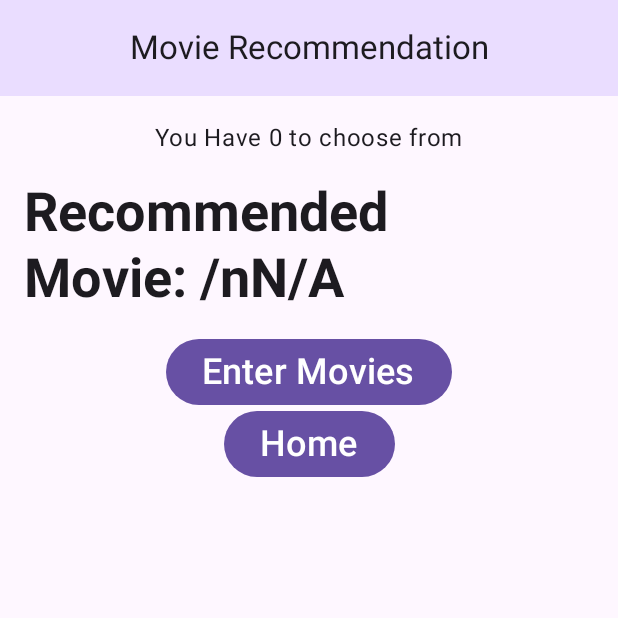
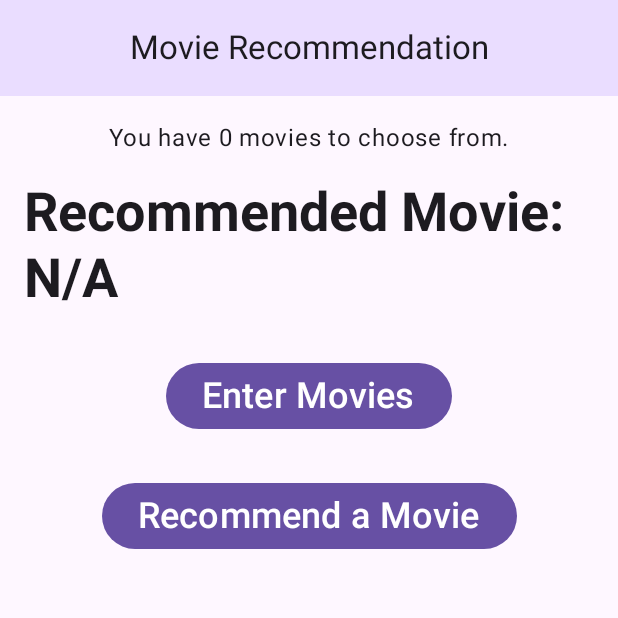
Before and after one commit to ng1417/MovieTracker, an Android app built with Jetpack Compose: the EnterMovieScreen screen opened through its navigation route, after a tap on "Recommend a Movie", on a phone screen of 412 x 824 dp, the top half of it. Run offline under Robolectric (Android 15) with nearby library versions, the phone set to English and light mode, and no system bars; 2 other taps on this screen came first.

Commit message:
working version

```diff
--- a/app/src/main/java/com/cs211d/movietracker/MovieApp.kt
+++ b/app/src/main/java/com/cs211d/movietracker/MovieApp.kt
@@ -12,7 +12,6 @@ import androidx.compose.runtime.Composable
 import androidx.compose.runtime.collectAsState
 import androidx.compose.runtime.getValue
 import androidx.compose.ui.Modifier
-import androidx.compose.ui.res.dimensionResource
 import androidx.lifecycle.viewmodel.compose.viewModel
 import androidx.navigation.NavHostController
 import androidx.navigation.compose.NavHost
@@ -66,8 +65,6 @@ fun MovieApp(
             // add to or modify this existing composable as needed
             composable(route = MovieAppScreen.Home.name) {
                 HomeScreen(
-                    viewModel = viewModel,
-                    navController = navController,
                     onEnterMovieClick = {navController.navigate(MovieAppScreen.EnterMovie.name)},
                     onRecommendationMovieClick = {navController.navigate(MovieAppScreen.RecommendMovie.name)},
                 )
@@ -78,7 +75,7 @@ fun MovieApp(
                     movieViewModel = viewModel,
                     onClickHome = { navController.navigate(MovieAppScreen.Home.name) },
                     onClickRecommend = { navController.navigate(MovieAppScreen.RecommendMovie.name) },
-                    onMovieInputChange = { viewModel.addMovieToList() },
+                    onMovieInputChange = { viewModel.updateMovie(it) },
                     onAddMovie = { viewModel.addMovieToList() },
                 )
             }
@@ -86,6 +83,8 @@ fun MovieApp(
             composable(route = MovieAppScreen.RecommendMovie.name) {
                 MovieRecommendation(
                     uiState = uiState,
+                    onEnterMovieClick = {navController.navigate(MovieAppScreen.EnterMovie.name)},
+                    onRecommendationMovieClick = { viewModel.recommendMovie()}
                 )
             }
         }
--- a/app/src/main/java/com/cs211d/movietracker/ui/HomeScreen.kt
+++ b/app/src/main/java/com/cs211d/movietracker/ui/HomeScreen.kt
@@ -24,12 +24,9 @@ import com.cs211d.movietracker.ui.components.NavigationButton
 
 @Composable
 fun HomeScreen(
-    viewModel: MovieViewModel,
-    navController: NavController,
     onEnterMovieClick : () -> Unit = {},
     onRecommendationMovieClick : () -> Unit = {},
 ) {
-    val uiState by viewModel.uiState.collectAsState()
 
     Column(
         modifier = Modifier
@@ -55,14 +52,10 @@ fun HomeScreen(
 
         /*** CREATE A BUTTON TO GO TO THE EnterMovieScreen  ***/
         // add parameters to the HomeScreen composable as needed
-
-//               navController.navigate(MovieAppScreen.EnterMovie.name)
         NavigationButton(stringResource(R.string.enter_movies_button_text), onEnterMovieClick)
-
 
         /*** CREATE A BUTTON TO GO TO THE RecommendMovieScreen  ***/
         // add parameters to the HomeScreen composable as needed
-//               navController.navigate(MovieAppScreen.RecommendMovie.name)
         NavigationButton(stringResource(R.string.movie_recommendation_button_text), onRecommendationMovieClick)
     }
 }
--- a/app/src/main/java/com/cs211d/movietracker/ui/RecommendMovieScreen.kt
+++ b/app/src/main/java/com/cs211d/movietracker/ui/RecommendMovieScreen.kt
@@ -20,12 +20,15 @@ import androidx.compose.ui.unit.dp
 import androidx.compose.ui.unit.sp
 import com.cs211d.movietracker.R
 import com.cs211d.movietracker.data.UiState
+import com.cs211d.movietracker.ui.components.NavigationButton
 
 
 @OptIn(ExperimentalMaterial3Api::class)
 @Composable
 fun MovieRecommendation(
     uiState : UiState,
+    onEnterMovieClick : () -> Unit = {},
+    onRecommendationMovieClick : () -> Unit = {}
 ) {
 
     Column(
@@ -38,13 +41,13 @@ fun MovieRecommendation(
         /*** CREATE TEXT THAT SPECIFIES THE NUMBER OF MOVIES TO CHOOSE FROM ***/
         // add parameters to the MovieRecommendation composable as needed
         val numberOfMovie = uiState.movieList.size
-        Text(text = "You Have $numberOfMovie to choose from") // need to use stringResource
+        Text(stringResource(R.string.movie_list_summary_text,numberOfMovie))
 
         /*** CREATE TEXT THAT DISPLAYS THE RECOMMENDED MOVIE ***/
         // add parameters to the MovieRecommendation composable as needed
         val recMovie = uiState.movieRecommendation
         Text(
-            text = "Recommended Movie: /n$recMovie", // need to use stringResource
+            text = "Recommended Movie: $recMovie",
             style = MaterialTheme.typography.displaySmall,
             fontWeight = FontWeight.Bold,
             modifier = Modifier
@@ -54,24 +57,10 @@ fun MovieRecommendation(
 
         /*** CREATE A BUTTON TO GO TO THE EnterMovieScreen  ***/
         // add parameters to the MovieRecommendation composable as needed
-        Button(
-            onClick = { }
-        ) {
-            Text(
-                text = stringResource(R.string.enter_movies_button_text),
-                fontSize = 24.sp
-            )
-        }
+        NavigationButton(stringResource(R.string.enter_movies_button_text), onEnterMovieClick)
 
         /*** CREATE A BUTTON TO GO TO THE HomeScreen  ***/
         // add parameters to the MovieRecommendation composable as needed
-        Button(
-            onClick = { }
-        ) {
-            Text(
-                text = stringResource(R.string.home_button_text),
-                fontSize = 24.sp
-            )
-        }
+        NavigationButton(stringResource(R.string.movie_recommendation_button_text), onRecommendationMovieClick)
     }
 }
```
Also changed, not shown: app/src/main/java/com/cs211d/movietracker/ui/MovieViewModel.kt (+16 -21 lines).
